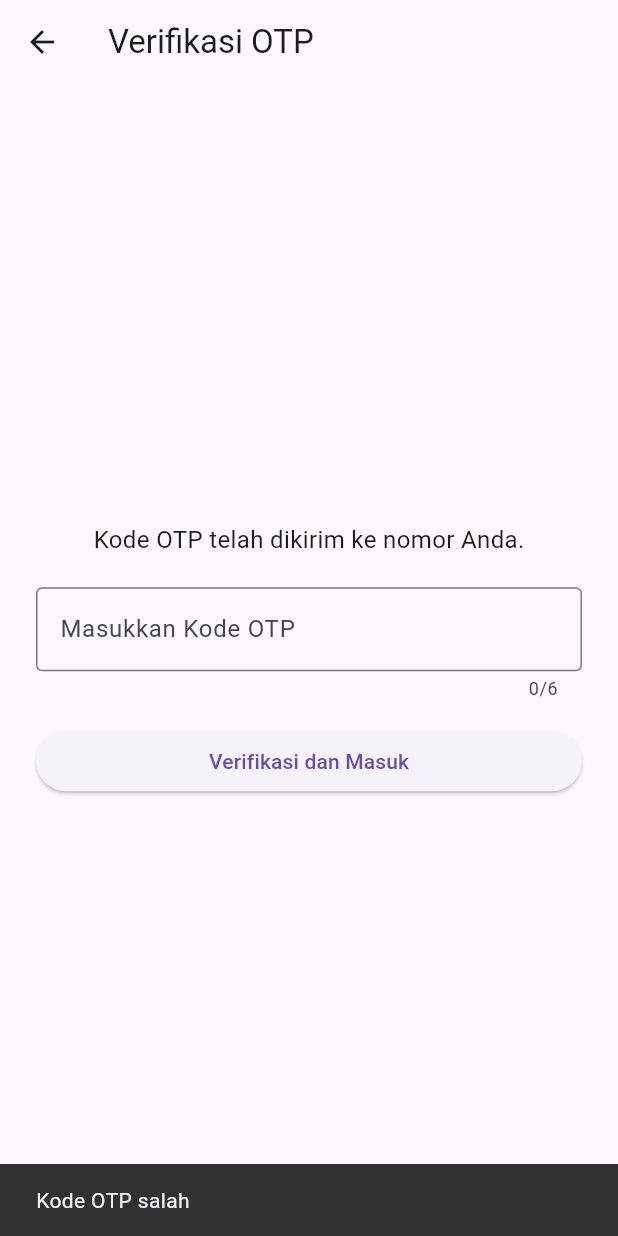
After one commit to dmstrio/dimas-satrio-workstation, a Flutter app: the OtpPage screen opened by its route, after a tap on "Verifikasi dan Masuk", on a phone screen of 412 x 824 dp. The commit adds this screen. Run offline on Flutter 3.47's test engine with Material 3 defaults, Android fonts, the phone set to English and light mode, and no system bars; our stand-ins replace file_picker, fl_chart, flutter_map, fluttertoast, image_picker, latlong2 and 2 more; missing offline and left inert: another_telephony.

Commit message:
tambah fitur

```diff
--- a/lib/login_controller/login_page.dart
+++ b/lib/login_controller/login_page.dart
@@ -1,5 +1,5 @@
 import 'package:flutter/material.dart';
-import 'package:lottie/lottie.dart'; // Tambahkan package ini di pubspec.yaml
+import 'package:lottie/lottie.dart';
 
 class LoginPage extends StatefulWidget {
   const LoginPage({super.key});
@@ -20,7 +20,8 @@ class _LoginPageState extends State<LoginPage> {
       String password = passwordController.text.trim();
 
       if (email == "dimasatrio@gmail.com" && password == "24122004") {
-        Navigator.pushReplacementNamed(context, '/main');
+        // Setelah login berhasil, arahkan ke halaman OTP
+        Navigator.pushReplacementNamed(context, '/otp');
       } else {
         ScaffoldMessenger.of(context).showSnackBar(
           const SnackBar(content: Text("Email atau password salah")),
@@ -42,7 +43,7 @@ class _LoginPageState extends State<LoginPage> {
               mainAxisAlignment: MainAxisAlignment.center,
               children: [
                 Lottie.asset(
-                  'assets/animation/login.json', // Pastikan file ada di folder assets
+                  'assets/animation/login.json',
                   height: 150,
                 ),
                 const SizedBox(height: 20),
--- /dev/null
+++ b/lib/login_controller/otp_page.dart
@@ -0,0 +1,60 @@
+import 'package:flutter/material.dart';
+
+class OtpPage extends StatefulWidget {
+  const OtpPage({super.key});
+
+  @override
+  State<OtpPage> createState() => _OtpPageState();
+}
+
+class _OtpPageState extends State<OtpPage> {
+  final TextEditingController otpController = TextEditingController();
+  final String generatedOtp = "123456"; // Simulasi kode OTP
+
+  void _verifyOtp() {
+    if (otpController.text == generatedOtp) {
+      Navigator.pushReplacementNamed(context, '/main');
+    } else {
+      ScaffoldMessenger.of(context).showSnackBar(
+        const SnackBar(content: Text("Kode OTP salah")),
+      );
+    }
+  }
+
+  @override
+  Widget build(BuildContext context) {
+    return Scaffold(
+      appBar: AppBar(title: const Text("Verifikasi OTP")),
+      body: Padding(
+        padding: const EdgeInsets.all(24.0),
+        child: Column(
+          mainAxisAlignment: MainAxisAlignment.center,
+          children: [
+            const Text(
+              "Kode OTP telah dikirim ke nomor Anda.",
+              style: TextStyle(fontSize: 16),
+            ),
+            const SizedBox(height: 20),
+            TextField(
+              controller: otpController,
+              keyboardType: TextInputType.number,
+              maxLength: 6,
+              decoration: const InputDecoration(
+                labelText: "Masukkan Kode OTP",
+                border: OutlineInputBorder(),
+              ),
+            ),
+            const SizedBox(height: 16),
+            SizedBox(
+              width: double.infinity,
+              child: ElevatedButton(
+                onPressed: _verifyOtp,
+                child: const Text("Verifikasi dan Masuk"),
+              ),
+            ),
+          ],
+        ),
+      ),
+    );
+  }
+}
--- a/lib/main.dart
+++ b/lib/main.dart
@@ -9,6 +9,7 @@ import 'pages/tab_view_page.dart';
 import 'pages/alert_toast_page.dart';
 import 'login_controller/login_page.dart';
 import 'login_controller/register_page.dart';
+import 'login_controller/otp_page.dart'; // Tambahkan ini
 
 void main() {
   runApp(const MyApp());
@@ -21,14 +22,13 @@ class MyApp extends StatelessWidget {
   Widget build(BuildContext context) {
     return MaterialApp(
       debugShowCheckedModeBanner: false,
-      theme: ThemeData(
-        primarySwatch: Colors.blue,
-      ),
+      theme: ThemeData(primarySwatch: Colors.blue),
       initialRoute: '/',
       routes: {
         '/': (context) => const LoginPage(),
         '/main': (context) => const MainPage(),
         '/register': (context) => const RegisterPage(),
+        '/otp': (context) => const OtpPage(), // Tambahkan route OTP
       },
     );
   }
```
